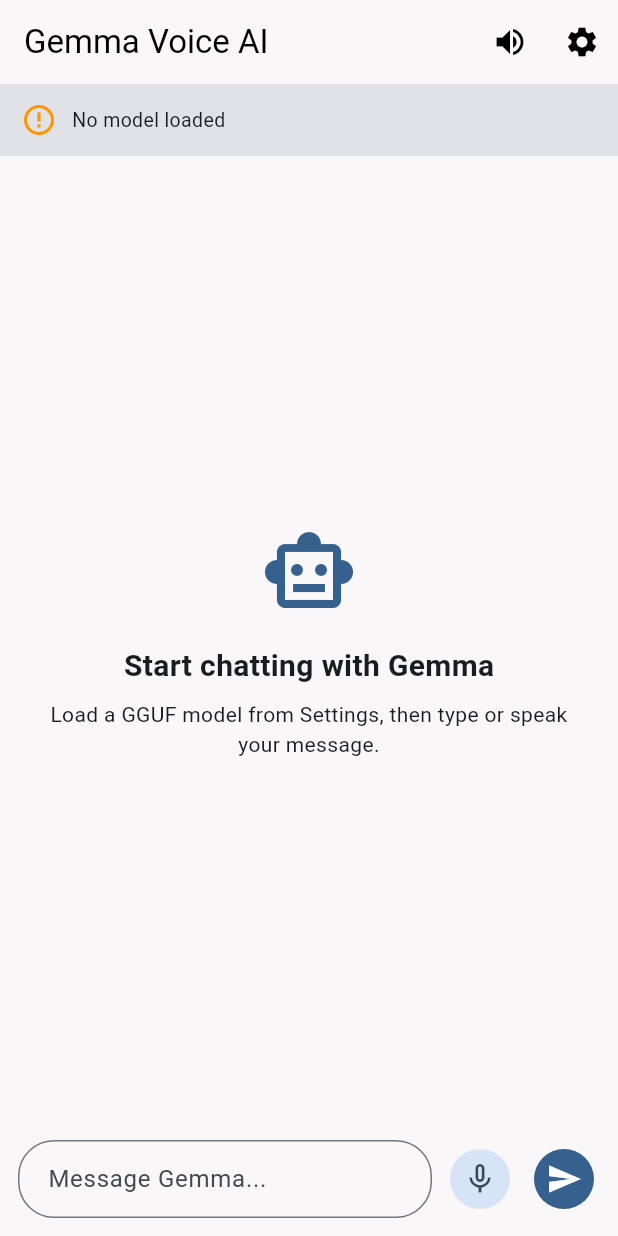
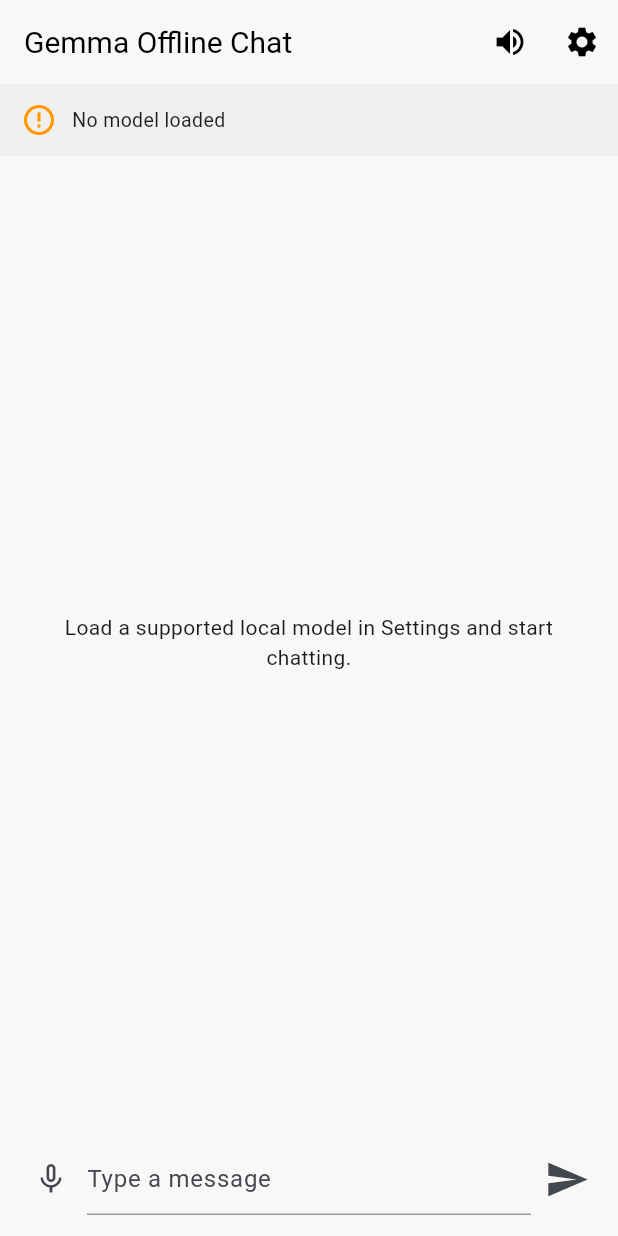
Before and after one commit to Mathin26/Gemma-chatbot-app, a Flutter app: the screen it shows after launch, on a phone screen of 412 x 824 dp. Run offline on Flutter 3.47's test engine with Material 3 defaults, Android fonts, the phone set to English and light mode, and no system bars; our stand-ins replace file_picker, flutter_tts, shared_preferences, speech_to_text; missing offline and left inert: flutter_gemma.

Commit message:
Project update

```diff
--- a/gemma_app/lib/screens/chat_screen.dart
+++ b/gemma_app/lib/screens/chat_screen.dart
@@ -227,7 +227,9 @@
     return Container(
       width: double.infinity,
       padding: const EdgeInsets.symmetric(horizontal: 14, vertical: 12),
-      color: Theme.of(context).colorScheme.surfaceContainerHighest,
+      color: Theme.of(context).brightness == Brightness.dark
+          ? Colors.black12
+          : const Color(0xFFF1EEEE),
       child: Row(
         children: [
           Icon(
@@ -247,46 +249,13 @@
     );
   }
 
-  Widget _buildTypingIndicator() {
-    return const Padding(
-      padding: EdgeInsets.symmetric(horizontal: 16, vertical: 10),
-      child: Row(
-        children: [
-          SizedBox(
-            width: 18,
-            height: 18,
-            child: CircularProgressIndicator(strokeWidth: 2),
-          ),
-          SizedBox(width: 12),
-          Text('Gemma is thinking...'),
-        ],
-      ),
-    );
-  }
-
   Widget _buildEmptyState() {
-    return Center(
+    return const Center(
       child: Padding(
-        padding: const EdgeInsets.all(24),
-        child: Column(
-          mainAxisAlignment: MainAxisAlignment.center,
-          children: [
-            Icon(
-              Icons.smart_toy_outlined,
-              size: 64,
-              color: Theme.of(context).colorScheme.primary,
-            ),
-            const SizedBox(height: 16),
-            const Text(
-              'Start chatting with Gemma',
-              style: TextStyle(fontSize: 20, fontWeight: FontWeight.w600),
-            ),
-            const SizedBox(height: 8),
-            const Text(
-              'Load a GGUF model from Settings, then type or speak your message.',
-              textAlign: TextAlign.center,
-            ),
-          ],
+        padding: EdgeInsets.all(24),
+        child: Text(
+          'Load a supported local model in Settings and start chatting.',
+          textAlign: TextAlign.center,
         ),
       ),
     );
@@ -294,11 +263,12 @@
 
   @override
   Widget build(BuildContext context) {
-    final itemCount = _messages.length + (_isGenerating ? 1 : 0);
-
     return Scaffold(
       appBar: AppBar(
-        title: const Text('Gemma Voice AI'),
+        title: const Text(
+          'Gemma Offline Chat',
+          style: TextStyle(fontSize: 20),
+        ),
         actions: [
           IconButton(
             onPressed: _toggleTts,
@@ -314,17 +284,13 @@
         children: [
           _buildModelStatus(),
           Expanded(
-            child: _messages.isEmpty && !_isGenerating
+            child: _messages.isEmpty
                 ? _buildEmptyState()
                 : ListView.builder(
                     controller: _scrollController,
                     padding: const EdgeInsets.symmetric(vertical: 8),
-                    itemCount: itemCount,
+                    itemCount: _messages.length,
                     itemBuilder: (context, index) {
-                      if (_isGenerating && index == _messages.length) {
-                        return _buildTypingIndicator();
-                      }
-
                       return MessageBubble(message: _messages[index]);
                     },
                   ),
--- a/gemma_app/lib/widgets/chat_input.dart
+++ b/gemma_app/lib/widgets/chat_input.dart
@@ -18,51 +18,56 @@
 
   @override
   Widget build(BuildContext context) {
+    final isDark = Theme.of(context).brightness == Brightness.dark;
+
     return SafeArea(
       top: false,
-      child: Padding(
-        padding: const EdgeInsets.fromLTRB(12, 8, 12, 12),
+      child: Container(
+        padding: const EdgeInsets.fromLTRB(10, 10, 10, 14),
+        color: Theme.of(context).scaffoldBackgroundColor,
         child: Row(
+          crossAxisAlignment: CrossAxisAlignment.end,
           children: [
+            IconButton(
+              onPressed: onMicTap,
+              icon: Icon(
+                isListening ? Icons.mic : Icons.mic_none,
+                color: isListening ? Colors.redAccent : null,
+              ),
+            ),
             Expanded(
               child: TextField(
                 controller: controller,
-                textCapitalization: TextCapitalization.sentences,
                 minLines: 1,
                 maxLines: 5,
+                textCapitalization: TextCapitalization.sentences,
                 textInputAction: TextInputAction.send,
                 onSubmitted: (_) {
                   if (!isGenerating) onSend();
                 },
                 decoration: InputDecoration(
-                  hintText: isListening
-                      ? 'Listening... speak now'
-                      : 'Message Gemma...',
-                  border: OutlineInputBorder(
-                    borderRadius: BorderRadius.circular(24),
+                  hintText: isListening ? 'Listening...' : 'Type a message',
+                  filled: false,
+                  enabledBorder: UnderlineInputBorder(
+                    borderSide: BorderSide(
+                      color: isDark ? Colors.white38 : Colors.black38,
+                    ),
                   ),
-                  contentPadding: const EdgeInsets.symmetric(
-                    horizontal: 16,
-                    vertical: 14,
+                  focusedBorder: const UnderlineInputBorder(
+                    borderSide: BorderSide(color: Colors.blue),
                   ),
                 ),
               ),
             ),
-            const SizedBox(width: 8),
-            IconButton.filledTonal(
-              onPressed: onMicTap,
-              icon: Icon(isListening ? Icons.mic : Icons.mic_none),
-            ),
-            const SizedBox(width: 8),
-            IconButton.filled(
+            IconButton(
               onPressed: isGenerating ? null : onSend,
               icon: isGenerating
                   ? const SizedBox(
-                      height: 18,
-                      width: 18,
+                      width: 22,
+                      height: 22,
                       child: CircularProgressIndicator(strokeWidth: 2),
                     )
-                  : const Icon(Icons.send),
+                  : const Icon(Icons.send, size: 30),
             ),
           ],
         ),
```
